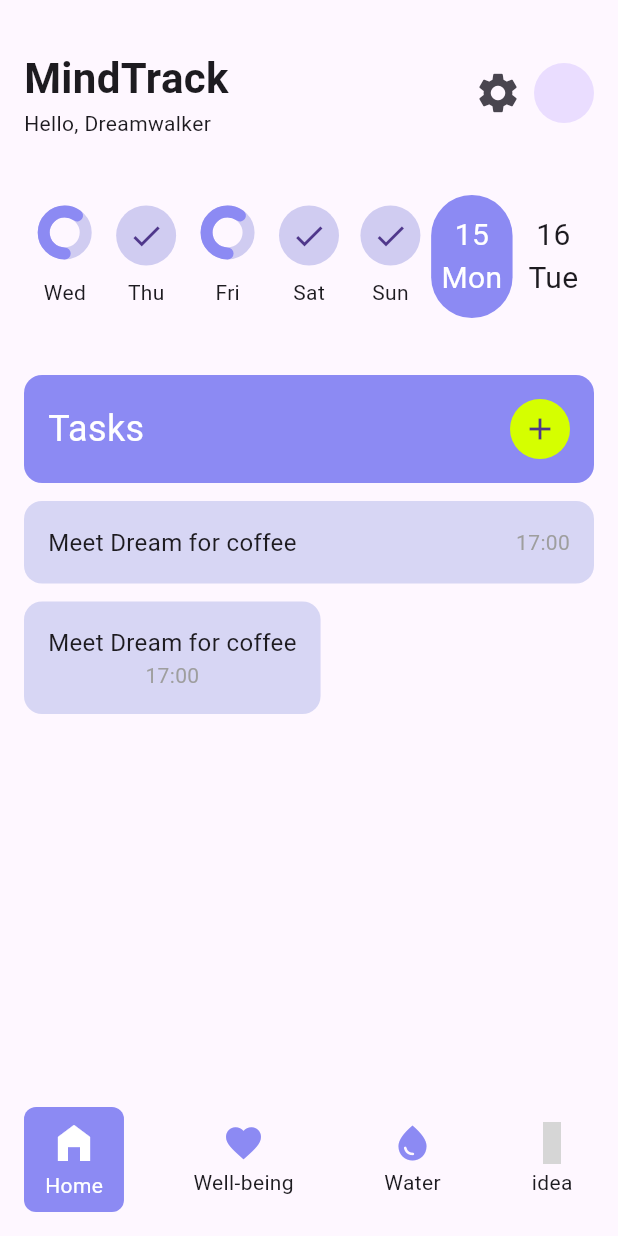
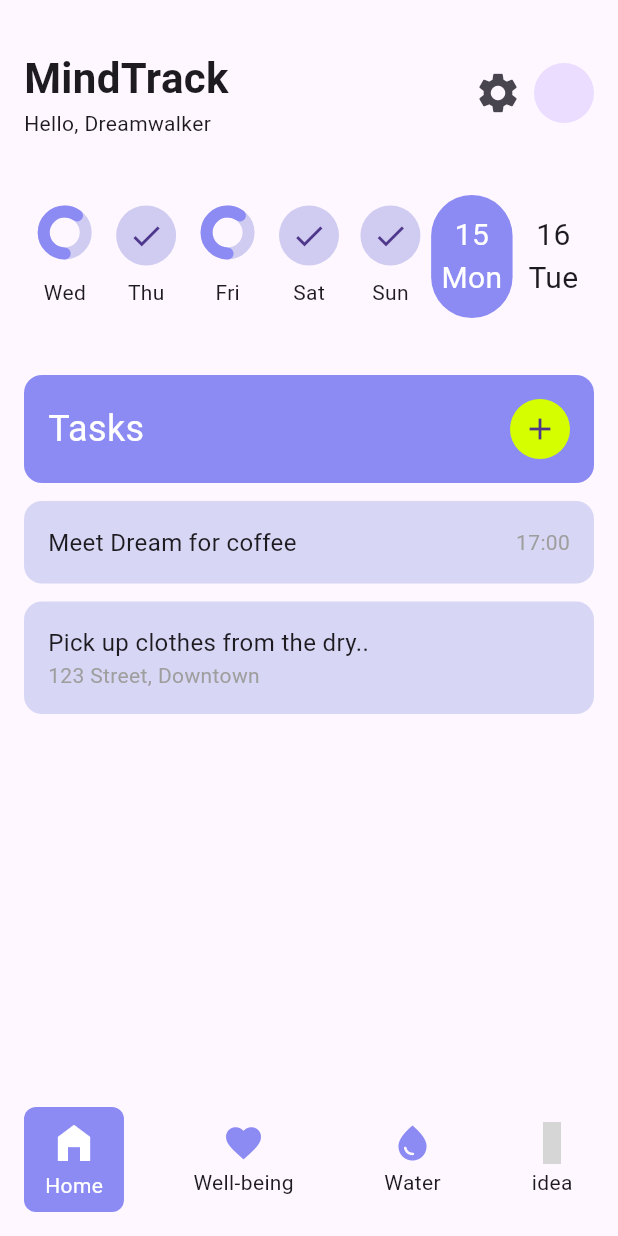
Before and after one commit to JAICHANGPARK/flutter_notebook_chapter_43, a Flutter app: the HabitJournalMainScreen screen opened directly, after a tap on "7 tasks", on a phone screen of 412 x 824 dp. Run offline on Flutter 3.47's test engine with Material 3 defaults, Android fonts, the phone set to English and light mode, and no system bars; drawn by our look-alikes of percent_indicator; our stand-ins replace gap, hugeicons; grey boxes are pictures that could not be loaded.

Commit message:
Update habit_journal_home_screen.dart

```diff
--- a/lib/ep2173_habit_journal_app/ui/home/habit_journal_home_screen.dart
+++ b/lib/ep2173_habit_journal_app/ui/home/habit_journal_home_screen.dart
@@ -273,17 +273,19 @@ class _HabitJournalHomeScreenState extends State<HabitJournalHomeScreen> {
                         color: Color.fromRGBO(215, 214, 244, 1),
                         borderRadius: BorderRadius.circular(12),
                       ),
+                      width: double.infinity,
                       child: Column(
+                        crossAxisAlignment: CrossAxisAlignment.start,
                         mainAxisAlignment: MainAxisAlignment.spaceBetween,
                         children: [
                           Text(
-                            "Meet Dream for coffee",
+                            "Pick up clothes from the dry..",
                             style: TextStyle(
                               fontSize: 16,
                             ),
                           ),
                           Text(
-                            "17:00",
+                            "123 Street, Downtown",
                             style: TextStyle(
                               color: Colors.grey,
                             ),
```
